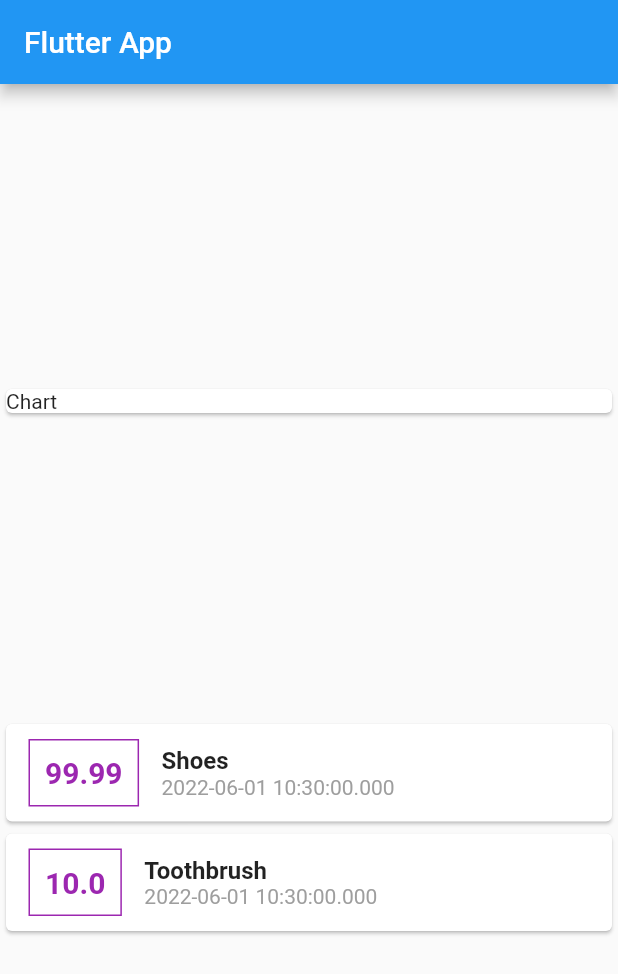
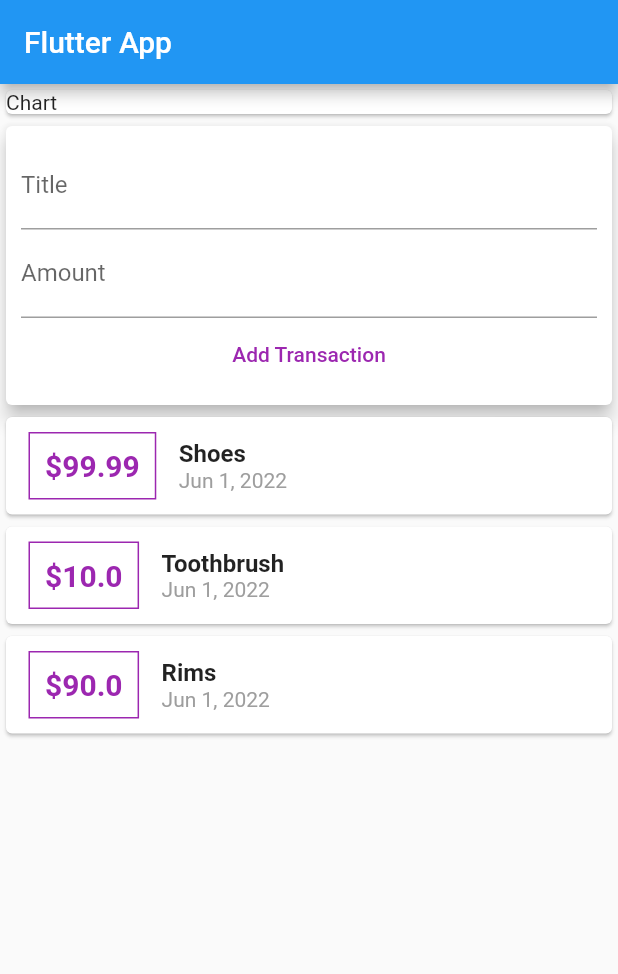
Before and after one commit to besimsherifi/flutter-expense_tracker, a Flutter app: the screen it shows after launch, on a phone screen of 412 x 824 dp. Shown: the top 974 px of the screen. Run offline on Flutter 3.47's test engine with Material 2 defaults, Android fonts, the phone set to English and light mode, and no system bars.

Commit message:
commit: UI *UI changes and also separated the widgets

```diff
--- a/lib/main.dart
+++ b/lib/main.dart
@@ -1,7 +1,11 @@
 // ignore_for_file: prefer_const_constructors, prefer_const_literals_to_create_immutables, use_key_in_widget_constructors
 
-import 'package:expense_tracker/transaction.dart';
+
+import 'package:expense_tracker/widgets/new_transactions.dart';
+import 'package:expense_tracker/widgets/transaction_list.dart';
+import 'package:expense_tracker/widgets/user_transactions.dart';
 import 'package:flutter/material.dart';
+
 
 void main() => runApp(MyApp());
 
@@ -16,20 +20,7 @@ class MyApp extends StatelessWidget {
 }
 
 class MyHomePage extends StatelessWidget {
-  final List<Transaction> transactions = [
-    Transaction(
-      id: 't1',
-      title: 'Shoes',
-      amount: 99.99,
-      date: DateTime.now(),
-    ),
-    Transaction(
-      id: 't2',
-      title: 'Toothbrush',
-      amount: 10.00,
-      date: DateTime.now(),
-    ),
-  ];
+
 
   @override
   Widget build(BuildContext context) {
@@ -37,8 +28,9 @@ class MyHomePage extends StatelessWidget {
       appBar: AppBar(
         title: Text('Flutter App'),
       ),
-      body: Column(
-          mainAxisAlignment: MainAxisAlignment.spaceEvenly,
+      body: SingleChildScrollView(
+        child: Column(
+            // mainAxisAlignment: MainAxisAlignment.start,
             crossAxisAlignment: CrossAxisAlignment.stretch,
             children: [
               Container(
@@ -47,44 +39,9 @@ class MyHomePage extends StatelessWidget {
                   child: Text('Chart'),
                 ),
               ),
-            Column(
-                children: transactions.map((tx) {
-              return Card(
-                child: Row(
-                  children: [
-                    Container(
-                      padding: EdgeInsets.all(10),
-                      margin:
-                          EdgeInsets.symmetric(vertical: 10, horizontal: 15),
-                      decoration: BoxDecoration(
-                          border: Border.all(color: Colors.purple)),
-                      child: Text(
-                        tx.amount.toString(),
-                        style: TextStyle(
-                            fontWeight: FontWeight.bold,
-                            fontSize: 20,
-                            color: Colors.purple),
+             UserTransactions()
+            ]),
       ),
-                    ),
-                    Column(
-                      crossAxisAlignment: CrossAxisAlignment.start,
-                      children: [
-                        Text(
-                          tx.title,
-                          style: TextStyle(
-                              fontSize: 16, fontWeight: FontWeight.bold),
-                        ),
-                        Text(
-                          tx.date.toString(),
-                          style: TextStyle(color: Colors.grey),
-                        )
-                      ],
-                    )
-                  ],
-                ),
-              );
-            }).toList())
-          ]),
     );
   }
 }
--- /dev/null
+++ b/lib/widgets/new_transactions.dart
@@ -0,0 +1,47 @@
+import 'package:flutter/material.dart';
+import 'package:flutter/src/foundation/key.dart';
+import 'package:flutter/src/widgets/framework.dart';
+
+class NewTransactions extends StatelessWidget {
+
+  final titleController = TextEditingController();
+  final amountController = TextEditingController();
+
+  final addTransaction;
+
+  NewTransactions(this.addTransaction);
+
+  @override
+  Widget build(BuildContext context) {
+    return Card(
+              elevation: 5,
+              child: Container(
+                padding: EdgeInsets.all(10),
+                child: Column(
+                  children: [
+                    TextField(
+                      controller: titleController,
+                      decoration: InputDecoration(labelText: 'Title'),
+                      onChanged: (value) {
+
+                      },
+                    ),
+                    TextField(
+                      controller: amountController,
+                      decoration: InputDecoration(labelText: 'Amount'),
+                      onChanged: (value) {
+
+                      },
+                    ),
+                    FlatButton(
+                        onPressed: () {
+                         addTransaction(titleController.text, double.parse(amountController.text));
+                        },
+                        child: Text('Add Transaction'),
+                        textColor: Colors.purple)
+                  ],
+                ),
+              ),
+            );
+  }
+}
--- /dev/null
+++ b/lib/widgets/transaction_list.dart
@@ -0,0 +1,51 @@
+import 'package:expense_tracker/models/transaction.dart';
+import 'package:flutter/material.dart';
+import 'package:flutter/src/foundation/key.dart';
+import 'package:flutter/src/widgets/framework.dart';
+import 'package:intl/intl.dart';
+
+class TransactionList extends StatelessWidget {
+
+  final List<Transaction> transactions;
+
+  const TransactionList(this.transactions);
+
+  @override
+  Widget build(BuildContext context) {
+    return Column(
+        children: transactions.map((tx) {
+      return Card(
+        child: Row(
+          children: [
+            Container(
+              padding: EdgeInsets.all(10),
+              margin: EdgeInsets.symmetric(vertical: 10, horizontal: 15),
+              decoration:
+                  BoxDecoration(border: Border.all(color: Colors.purple)),
+              child: Text(
+                '\$${tx.amount}',
+                style: TextStyle(
+                    fontWeight: FontWeight.bold,
+                    fontSize: 20,
+                    color: Colors.purple),
+              ),
+            ),
+            Column(
+              crossAxisAlignment: CrossAxisAlignment.start,
+              children: [
+                Text(
+                  tx.title,
+                  style: TextStyle(fontSize: 16, fontWeight: FontWeight.bold),
+                ),
+                Text(
+                  DateFormat.yMMMd().format(tx.date),
+                  style: TextStyle(color: Colors.grey),
+                )
+              ],
+            )
+          ],
+        ),
+      );
+    }).toList());
+  }
+}
--- /dev/null
+++ b/lib/widgets/user_transactions.dart
@@ -0,0 +1,56 @@
+import 'package:expense_tracker/widgets/transaction_list.dart';
+import 'package:flutter/material.dart';
+import 'package:flutter/src/foundation/key.dart';
+import 'package:flutter/src/widgets/framework.dart';
+
+import '../models/transaction.dart';
+import 'new_transactions.dart';
+
+class UserTransactions extends StatefulWidget {
+  const UserTransactions({Key key}) : super(key: key);
+
+  @override
+  State<UserTransactions> createState() => _UserTransactionsState();
+}
+
+class _UserTransactionsState extends State<UserTransactions> {
+  final List<Transaction> _userTransactions = [
+    Transaction(
+      id: 't1',
+      title: 'Shoes',
+      amount: 99.99,
+      date: DateTime.now(),
+    ),
+    Transaction(
+      id: 't2',
+      title: 'Toothbrush',
+      amount: 10.00,
+      date: DateTime.now(),
+    ),
+    Transaction(
+      id: 't3',
+      title: 'Rims',
+      amount: 90.00,
+      date: DateTime.now(),
+    ),
+  ];
+
+  void _addNewTransactions(String title, double amount) {
+    final newTrns = Transaction(
+        title: title,
+        amount: amount,
+        date: DateTime.now(),
+        id: DateTime.now().toString());
+
+      setState(() {
+        _userTransactions.add(newTrns);
+      });
+  }
+
+  @override
+  Widget build(BuildContext context) {
+    return Column(
+      children: [NewTransactions(_addNewTransactions), TransactionList(_userTransactions)],
+    );
+  }
+}
--- a/pubspec.yaml
+++ b/pubspec.yaml
@@ -29,6 +29,7 @@ environment:
 dependencies:
   flutter:
     sdk: flutter
+  intl: ^0.17.0
 
 
   # The following adds the Cupertino Icons font to your application.
```
Also changed, not shown: lib/models/transaction.dart (renamed from lib/transaction.dart), pubspec.lock. Lines whose indentation alone changed are shown as unchanged.
